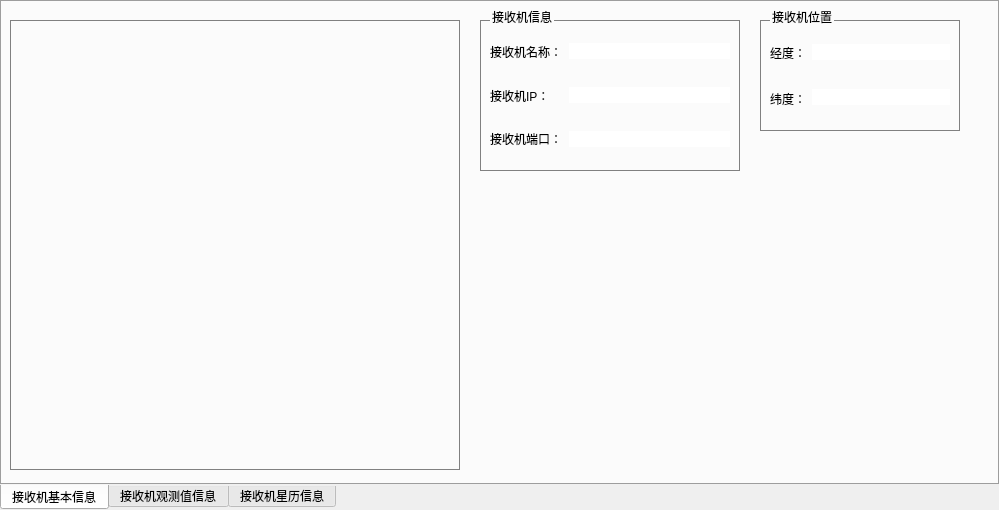
Above: widget/receiverinfo_widget.ui from yanghang8612/SMAMMainUI before the change. Below: the same form after it.
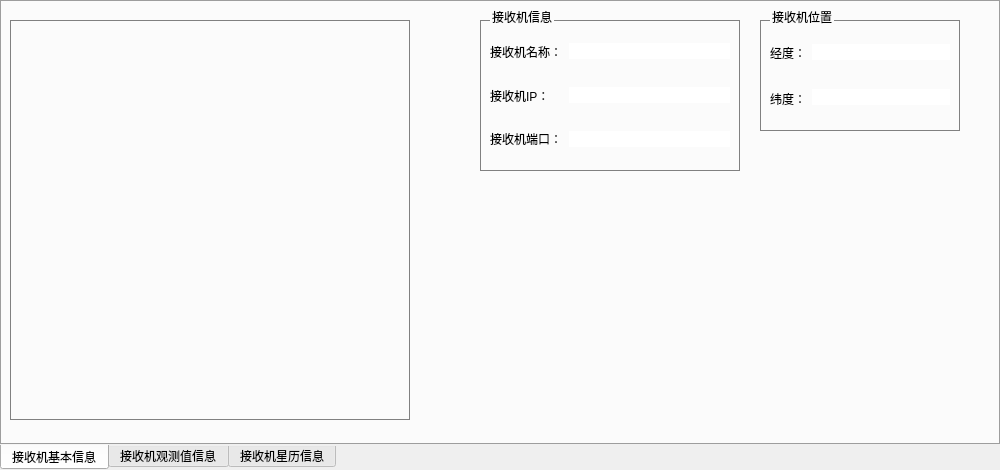
That is the form after the change.

Patch:
```diff
--- a/widget/receiverinfo_widget.ui
+++ b/widget/receiverinfo_widget.ui
@@ -6,8 +6,8 @@
    <rect>
     <x>0</x>
     <y>0</y>
-    <width>999</width>
-    <height>510</height>
+    <width>1000</width>
+    <height>470</height>
    </rect>
   </property>
   <property name="windowTitle">
@@ -226,8 +226,8 @@
      <rect>
       <x>10</x>
       <y>20</y>
-      <width>450</width>
-      <height>450</height>
+      <width>400</width>
+      <height>400</height>
      </rect>
     </property>
     <property name="styleSheet">
```
